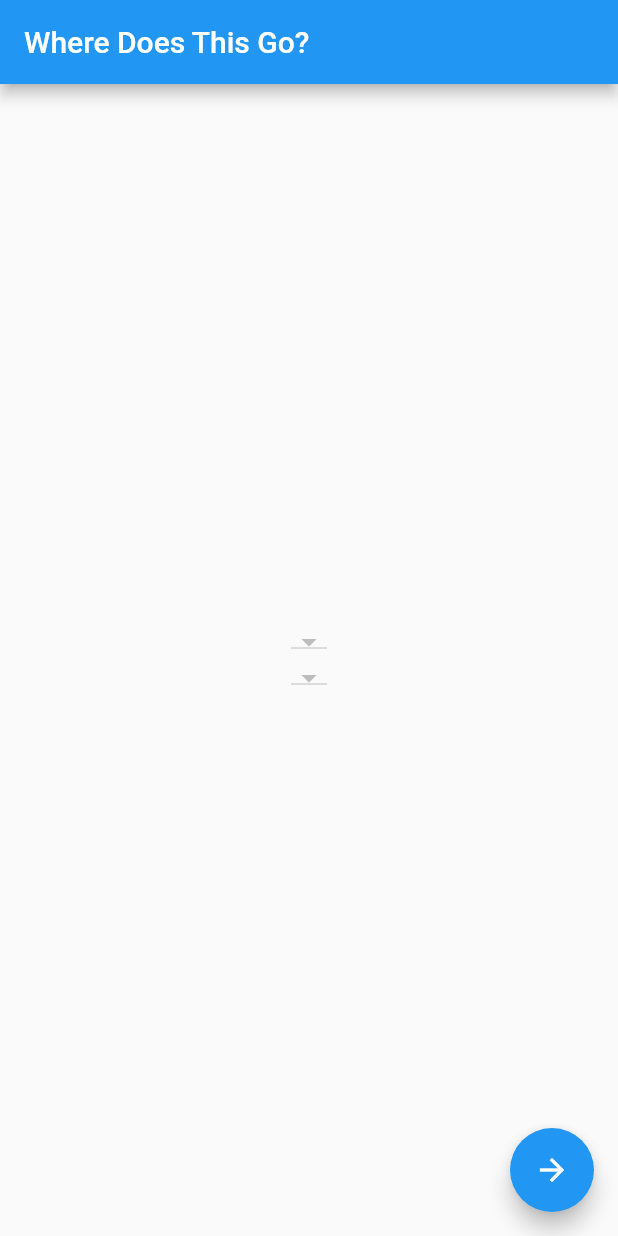
After one commit to stonedevelopment/where_does_this_go, a Flutter app: the screen it shows after launch, on a phone screen of 412 x 824 dp. The commit adds this screen. Run offline on Flutter 3.47's test engine with Material 2 defaults, Android fonts, the phone set to English and light mode, and no system bars.

Commit message:
Added basic setup

```diff
--- /dev/null
+++ b/lib/app.dart
@@ -0,0 +1,26 @@
+import 'package:flutter/material.dart';
+import 'package:where_does_this_go/home_page.dart';
+
+class App extends StatelessWidget {
+  String appTitle = 'Where Does This Go?';
+
+  @override
+  Widget build(BuildContext context) {
+    return MaterialApp(
+      title: appTitle,
+      theme: ThemeData(
+        // This is the theme of your application.
+        //
+        // Try running your application with "flutter run". You'll see the
+        // application has a blue toolbar. Then, without quitting the app, try
+        // changing the primarySwatch below to Colors.green and then invoke
+        // "hot reload" (press "r" in the console where you ran "flutter run",
+        // or simply save your changes to "hot reload" in a Flutter IDE).
+        // Notice that the counter didn't reset back to zero; the application
+        // is not restarted.
+        primarySwatch: Colors.blue,
+      ),
+      home: HomePage(title: appTitle),
+    );
+  }
+}
--- /dev/null
+++ b/lib/home_page.dart
@@ -0,0 +1,39 @@
+import 'package:flutter/material.dart';
+import 'package:where_does_this_go/shipper_dropdown.dart';
+import 'package:where_does_this_go/territory_dropdown.dart';
+
+class HomePage extends StatefulWidget {
+  HomePage({Key key, this.title}) : super(key: key);
+
+  final String title;
+
+  @override
+  _HomePageState createState() => _HomePageState();
+}
+
+class _HomePageState extends State<HomePage> {
+  @override
+  Widget build(BuildContext context) {
+    return Scaffold(
+      appBar: AppBar(
+        title: Text(widget.title),
+      ),
+      body: Center(
+        child: Column(
+          mainAxisAlignment: MainAxisAlignment.center,
+          children: <Widget>[
+            //  Territory Dropdown
+            TerritoryDropdown(),
+            //  Shipper Dropdown
+            ShipperDropdown()
+          ],
+        ),
+      ),
+      floatingActionButton: FloatingActionButton(
+        onPressed: () => {},
+        tooltip: 'Continue',
+        child: Icon(Icons.arrow_forward),
+      ), // This trailing comma makes auto-formatting nicer for build methods.
+    );
+  }
+}
--- /dev/null
+++ b/lib/shipper_dropdown.dart
@@ -0,0 +1,11 @@
+import 'package:flutter/material.dart';
+
+class ShipperDropdown extends StatelessWidget {
+  @override
+  Widget build(BuildContext context) {
+    return DropdownButton(
+      items: <DropdownMenuItem>[],
+      onChanged: (value) {},
+    );
+  }
+}
--- /dev/null
+++ b/lib/territory_dropdown.dart
@@ -0,0 +1,11 @@
+import 'package:flutter/material.dart';
+
+class TerritoryDropdown extends StatelessWidget {
+  @override
+  Widget build(BuildContext context) {
+    return DropdownButton(
+      items: <DropdownMenuItem>[],
+      onChanged: (value) {},
+    );
+  }
+}
```
Also changed, not shown: lib/main.dart (+2 -108 lines).
